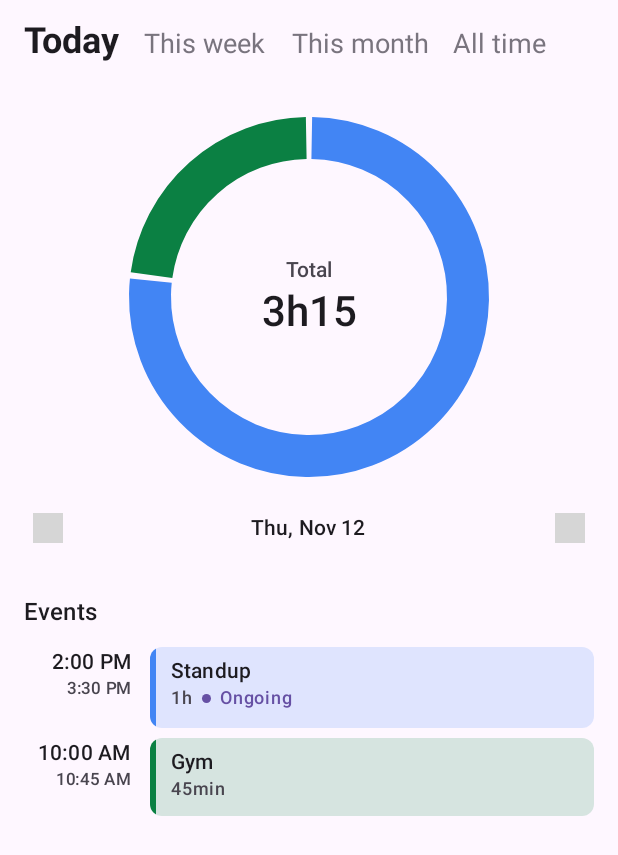
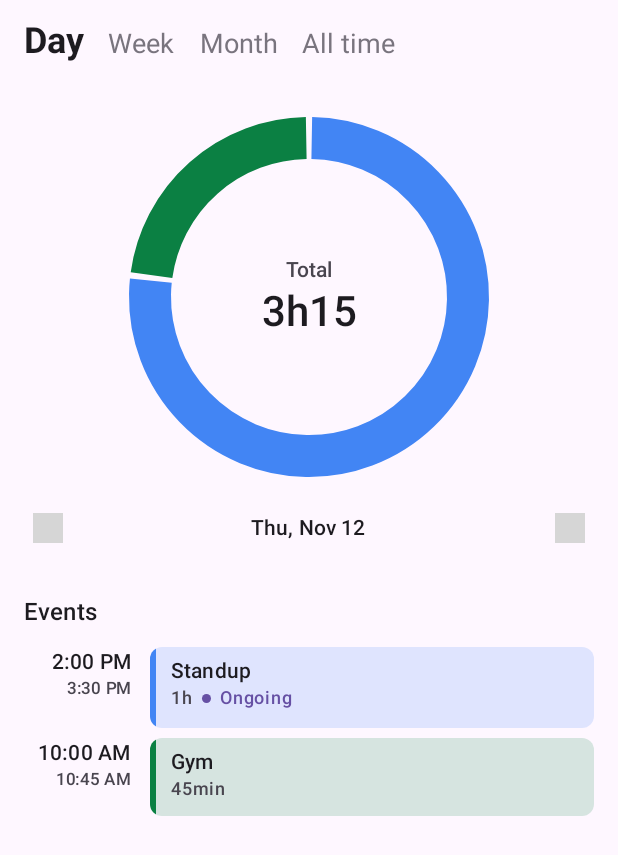
Before and after one commit to Julius-Babies/ClockMe, an Android app built with Jetpack Compose: the @Preview function HomeContentPreview, on a phone screen of 412 x 824 dp. Shown: the top 855 px of the screen. Run offline under Robolectric (Android 15) with nearby library versions, the phone set to English and light mode, and no system bars; libraries missing offline, so code that uses them is left out: com.phosphor.icons; 2 statements that could not run were skipped; grey boxes are pictures that could not be loaded.

Commit message:
Name the shortcuts just day, week and month

```diff
--- a/app/src/main/res/values/strings.xml
+++ b/app/src/main/res/values/strings.xml
@@ -15,10 +15,10 @@
 
     <string name="home_last_event_sync">Last updated %1$s</string>
 
-    <string name="home_shortcut_today">Today</string>
-    <string name="home_shortcut_this_week">This week</string>
+    <string name="home_shortcut_today">Day</string>
+    <string name="home_shortcut_this_week">Week</string>
     <string name="home_shortcut_last_week">Last week</string>
-    <string name="home_shortcut_this_month">This month</string>
+    <string name="home_shortcut_this_month">Month</string>
     <string name="home_shortcut_last_month">Last month</string>
     <string name="home_shortcut_all">All time</string>
     <string name="home_page_week">Week %1$d</string>
```
Also changed, not shown: 1 other file.
